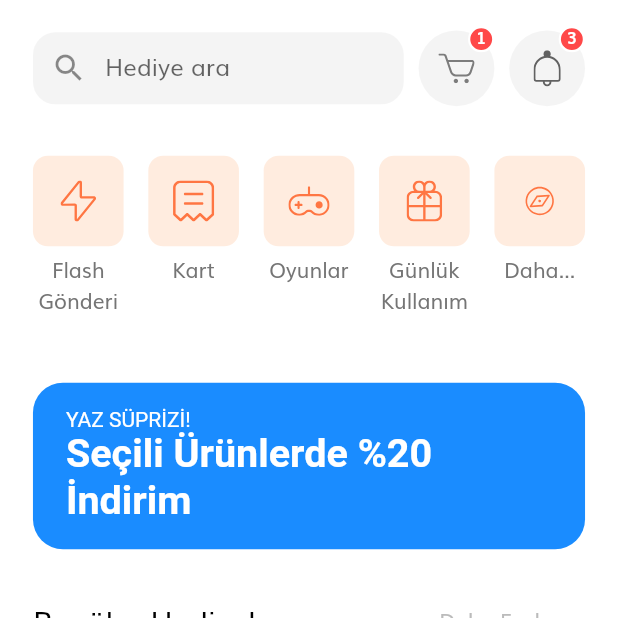
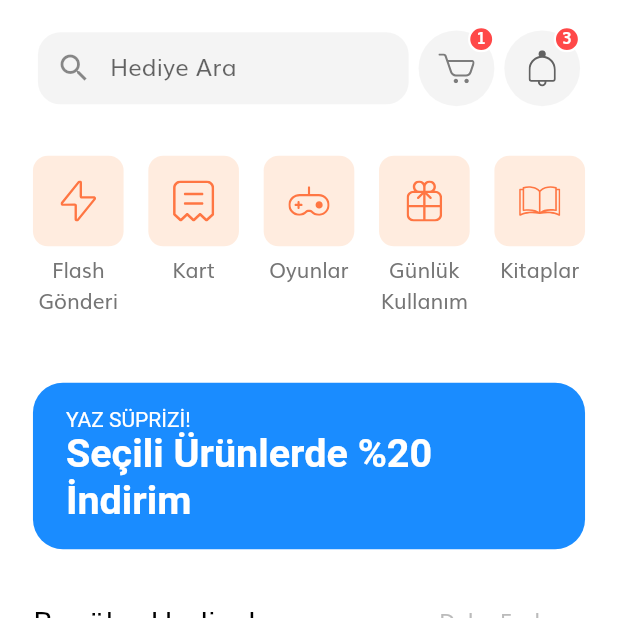
Before and after one commit to ErsenKocak/NeSever-Mobile, a Flutter app: the HomeView screen opened by its route, on a phone screen of 412 x 824 dp, the top half of it. Run offline on Flutter 3.47's test engine with Material 2 defaults, Android fonts, the phone set to English and light mode, and no system bars; our stand-ins replace curved_navigation_bar, flutter_mobx, flutter_svg, get_it, mobx; generated files the repository leaves out were written again.

Commit message:
-CategoryView UI Updated.

```diff
--- /dev/null
+++ b/lib/models/Category.dart
@@ -0,0 +1,35 @@
+import 'package:flutter/material.dart';
+
+class Category {
+  final String iconUrl;
+  final String categoryText;
+  bool isActive;
+
+  Category(
+      {@required this.iconUrl,
+      @required this.categoryText,
+      @required this.isActive});
+}
+
+List<Category> categories = [
+  Category(
+      iconUrl: "assets/icons/Flash Icon.svg",
+      categoryText: "Flash Gönderi",
+      isActive: false),
+  Category(
+      iconUrl: "assets/icons/Bill Icon.svg",
+      categoryText: "Kart",
+      isActive: false),
+  Category(
+      iconUrl: "assets/icons/Game Icon.svg",
+      categoryText: "Oyunlar",
+      isActive: false),
+  Category(
+      iconUrl: "assets/icons/Gift Icon.svg",
+      categoryText: "Günlük Kullanım",
+      isActive: false),
+  Category(
+      iconUrl: "assets/icons/book.svg",
+      categoryText: "Kitaplar",
+      isActive: false),
+];
--- a/lib/views/home/components/categories.dart
+++ b/lib/views/home/components/categories.dart
@@ -1,43 +1,23 @@
 import 'package:flutter/material.dart';
 import 'package:flutter_svg/flutter_svg.dart';
+import 'package:ne_sever_mobile/core/app/constants.dart';
 import 'package:ne_sever_mobile/core/app/size_config.dart';
+import 'package:ne_sever_mobile/models/Category.dart';
 
 class Categories extends StatelessWidget {
   @override
   Widget build(BuildContext context) {
-    List<Map<String, dynamic>> categories = [
-      {"icon": "assets/icons/Flash Icon.svg", "text": "Flash Gönderi"},
-      {"icon": "assets/icons/Bill Icon.svg", "text": "Kart"},
-      {"icon": "assets/icons/Game Icon.svg", "text": "Oyunlar"},
-      {"icon": "assets/icons/Gift Icon.svg", "text": "Günlük Kullanım"},
-      {"icon": "assets/icons/Discover.svg", "text": "Daha..."},
-    ];
     return Padding(
       padding: EdgeInsets.all(getProportionateScreenWidth(20)),
-      // child: Row(
-      //   children: [
-      //     ListView.builder(
-      //       scrollDirection: Axis.horizontal,
-      //       itemCount: categories.length,
-      //       itemBuilder: (BuildContext context, int index) {
-      //         return CategoryCard(
-      //           icon: categories[index]["icon"],
-      //           text: categories[index]["text"],
-      //           press: () {},
-      //         );
-      //       },
-      //     ),
-      //   ],
-      // ),
       child: Row(
         mainAxisAlignment: MainAxisAlignment.spaceBetween,
         crossAxisAlignment: CrossAxisAlignment.start,
         children: List.generate(
           categories.length,
           (index) => CategoryCard(
-            icon: categories[index]["icon"],
-            text: categories[index]["text"],
-            press: () {},
+            category: categories[index],
+            icon: categories[index].iconUrl,
+            text: categories[index].categoryText,
           ),
         ),
       ),
@@ -45,21 +25,27 @@ class Categories extends StatelessWidget {
   }
 }
 
-class CategoryCard extends StatelessWidget {
-  const CategoryCard({
-    Key key,
-    @required this.icon,
-    @required this.text,
-    @required this.press,
-  }) : super(key: key);
+class CategoryCard extends StatefulWidget {
+  Category category;
+  final String icon, text;
+  final Function press;
 
-  final String icon, text;
-  final GestureTapCallback press;
+  CategoryCard({Key key, this.icon, this.text, this.press, this.category})
+      : super(key: key);
 
   @override
+  _CategoryCardState createState() => _CategoryCardState();
+}
+
+class _CategoryCardState extends State<CategoryCard> {
+  @override
   Widget build(BuildContext context) {
-    return GestureDetector(
-      onTap: press,
+    return InkWell(
+      onTap: () => {
+        setState(() {
+          widget.category.isActive = !widget.category.isActive;
+        })
+      },
       child: SizedBox(
         width: getProportionateScreenWidth(55),
         child: Column(
@@ -69,13 +55,17 @@ class CategoryCard extends StatelessWidget {
               height: getProportionateScreenWidth(55),
               width: getProportionateScreenWidth(55),
               decoration: BoxDecoration(
-                color: Color(0xFFFFECDF),
+                color:
+                    widget.category.isActive ? kPurpleColor : Color(0xFFFFECDF),
                 borderRadius: BorderRadius.circular(10),
               ),
-              child: SvgPicture.asset(icon),
+              child: SvgPicture.asset(
+                widget.icon,
+                color: kPrimaryColor,
+              ),
             ),
             SizedBox(height: 5),
-            Text(text, textAlign: TextAlign.center)
+            Text(widget.text, textAlign: TextAlign.center)
           ],
         ),
       ),
--- a/lib/views/home/components/home_header.dart
+++ b/lib/views/home/components/home_header.dart
@@ -14,9 +14,11 @@ class HomeHeader extends StatelessWidget {
       padding:
           EdgeInsets.symmetric(horizontal: getProportionateScreenWidth(20)),
       child: Row(
-        mainAxisAlignment: MainAxisAlignment.spaceBetween,
+        mainAxisAlignment: MainAxisAlignment.spaceAround,
         children: [
-          SearchField(),
+          SearchField(
+            hintText: 'Hediye Ara',
+          ),
           IconBtnWithCounter(
             svgSrc: "assets/icons/Cart Icon.svg",
             // press: () => Navigator.pushNamed(context, CartScreen.routeName),
--- a/lib/views/home/components/search_field.dart
+++ b/lib/views/home/components/search_field.dart
@@ -3,10 +3,9 @@ import 'package:ne_sever_mobile/core/app/constants.dart';
 import 'package:ne_sever_mobile/core/app/size_config.dart';
 
 class SearchField extends StatelessWidget {
-  const SearchField({
-    Key key,
-  }) : super(key: key);
+  final String hintText;
 
+  const SearchField({Key key, @required this.hintText}) : super(key: key);
   @override
   Widget build(BuildContext context) {
     return Container(
@@ -24,7 +23,7 @@ class SearchField extends StatelessWidget {
             border: InputBorder.none,
             focusedBorder: InputBorder.none,
             enabledBorder: InputBorder.none,
-            hintText: "Hediye ara",
+            hintText: hintText,
             prefixIcon: Icon(Icons.search)),
       ),
     );
--- a/lib/views/product-detail/view/product_detail_view.dart
+++ b/lib/views/product-detail/view/product_detail_view.dart
@@ -49,7 +49,6 @@ class _ProductDetailViewState extends State<ProductDetailView> {
                     Column(
                       children: [
                         // ColorDots(product: widget.product),
-
                         TopRoundedContainer(
                           color: Color(0xFFF6F7F9),
                           child: Padding(
--- a/pubspec.yaml
+++ b/pubspec.yaml
@@ -25,6 +25,7 @@ dependencies:
     sdk: flutter
   cupertino_icons: ^1.0.0
   curved_navigation_bar: ^0.3.4
+  dio: ^3.0.10
   flutter_mobx: ^1.1.0+2
   get_it: ^5.0.3
   mobx_codegen: ^1.1.2
```
Also changed, not shown: lib/views/category/view/category_view.dart (+50 -4 lines), assets/icons/book.svg (added).
